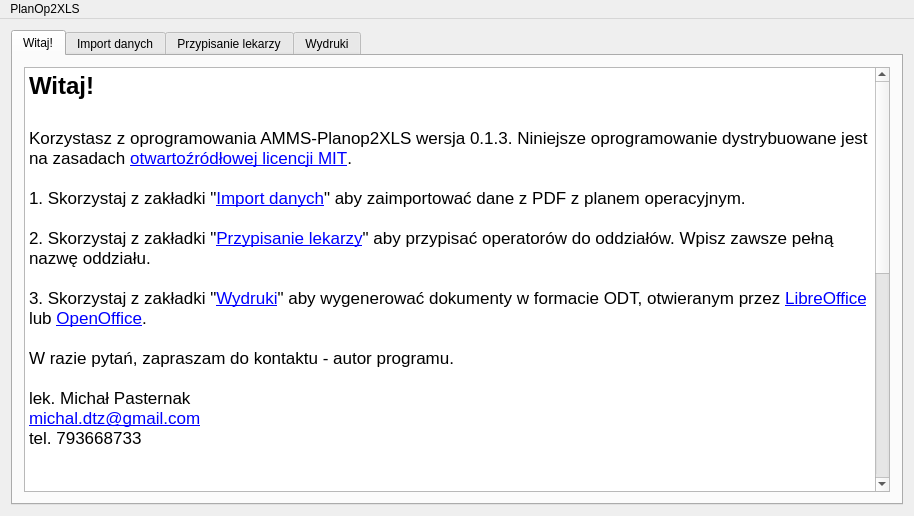
First picture: the form in amms_planop2xls/mainwindow.ui, repository mpasternak/amms-planop2xls, before the edit.
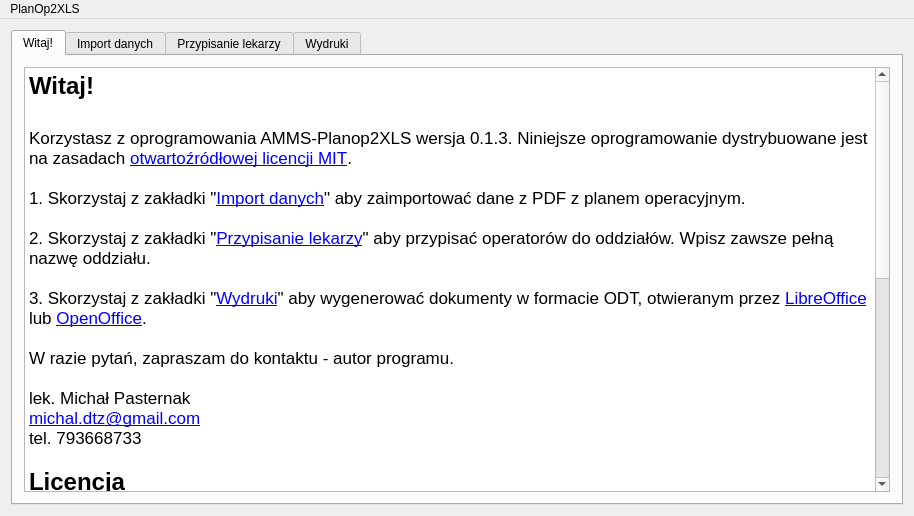
Second picture: the form after the edit. Icons and pictures are not drawn.

Commit message: Licencja & link e-mail

```diff
--- a/amms_planop2xls/mainwindow.ui
+++ b/amms_planop2xls/mainwindow.ui
@@ -48,7 +48,8 @@
 &lt;p style=&quot; margin-top:0px; margin-bottom:0px; margin-left:0px; margin-right:0px; -qt-block-indent:0; text-indent:0px;&quot;&gt;&lt;a href=&quot;mailto:michal.dtz@gmail.com?Subject=AMMS%20PlanOp2XLS%20wersja 0.1.1&quot;&gt;&lt;span style=&quot; text-decoration: underline; color:#0000ff;&quot;&gt;michal.dtz@gmail.com&lt;/span&gt;&lt;/a&gt;&lt;/p&gt;
 &lt;p style=&quot; margin-top:0px; margin-bottom:0px; margin-left:0px; margin-right:0px; -qt-block-indent:0; text-indent:0px;&quot;&gt;tel. 793668733&lt;/p&gt;
 &lt;p style=&quot;-qt-paragraph-type:empty; margin-top:0px; margin-bottom:0px; margin-left:0px; margin-right:0px; -qt-block-indent:0; text-indent:0px;&quot;&gt;&lt;br /&gt;&lt;/p&gt;
-&lt;p style=&quot; margin-top:0px; margin-bottom:0px; margin-left:0px; margin-right:0px; -qt-block-indent:0; text-indent:0px;&quot;&gt;&lt;span style=&quot; font-family:'Menlo'; color:#000000;&quot;&gt;&lt;br /&gt;&lt;/span&gt;&lt;span style=&quot; font-family:'Menlo'; font-size:18pt; font-weight:600; color:#000000;&quot;&gt;Licencja&lt;/span&gt;&lt;span style=&quot; font-family:'Menlo'; color:#000000;&quot;&gt;&lt;br /&gt;&lt;br /&gt;Copyright (c) 2017, Michał Pasternak&lt;br /&gt;&lt;br /&gt;Niniejszym gwarantuje się, bez opłat, że każda osoba która wejdzie w posiadanie kopii tego oprogramowania i związanych z nim plików dokumentacji (dalej „Oprogramowanie”) może wprowadzać do obrotu Oprogramowanie bez żadnych ograniczeń, w tym bez ograniczeń prawa do użytkowania, kopiowania, modyfikowania, łączenia, publikowania, dystrybuowania, sublicencjonowania i/lub sprzedaży kopii Oprogramowania a także zezwalania osobie, której Oprogramowanie zostało dostarczone czynienia tego samego, z zastrzeżeniem następujących warunków:&lt;br /&gt;&lt;br /&gt;Powyższa nota zastrzegająca prawa autorskie oraz niniejsza nota zezwalająca muszą zostać włączone do wszystkich kopii lub istotnych części Oprogramowania.&lt;br /&gt;&lt;br /&gt;&lt;/span&gt;&lt;span style=&quot; font-family:'Menlo'; font-weight:600; color:#000000;&quot;&gt;OPROGRAMOWANIE JEST DOSTARCZONE TAKIM, JAKIE JEST, BEZ JAKIEJKOLWIEK GWARANCJI, WYRAŹNEJ LUB DOROZUMIANEJ, NIE WYŁĄCZAJĄC GWARANCJI PRZYDATNOŚCI HANDLOWEJ LUB PRZYDATNOŚCI DO OKREŚLONYCH CELÓW A TAKśE BRAKU WAD PRAWNYCH. W śADNYM PRZYPADKU TWÓRCA LUB POSIADACZ PRAW AUTORSKICH NIE MOśE PONOSIĆ ODPOWIEDZIALNOŚCI Z TYTUŁU ROSZCZEŃ LUB WYRZĄDZONEJ SZKODY A TAKśE śADNEJ INNEJ ODPOWIEDZIALNOŚCI CZY TO WYNIKAJĄCEJ Z UMOWY, DELIKTU, CZY JAKIEJKOLWIEK INNEJ PODSTAWY POWSTAŁEJ W ZWIĄZKU Z OPROGRAMOWANIEM LUB UśYTKOWANIEM GO LUB WPROWADZANIEM GO DO OBROTU.&lt;/span&gt;&lt;/p&gt;&lt;/body&gt;&lt;/html&gt;</string>
+&lt;p style=&quot; margin-top:0px; margin-bottom:0px; margin-left:0px; margin-right:0px; -qt-block-indent:0; text-indent:0px;&quot;&gt;&lt;span style=&quot; font-size:18pt; font-weight:600;&quot;&gt;Licencja&lt;/span&gt;&lt;/p&gt;
+&lt;p style=&quot; margin-top:0px; margin-bottom:0px; margin-left:0px; margin-right:0px; -qt-block-indent:0; text-indent:0px;&quot;&gt;&lt;span style=&quot; font-family:'Menlo'; color:#000000;&quot;&gt;&lt;br /&gt;&lt;/span&gt;&lt;span style=&quot; font-family:'Menlo'; color:#000000; background-color:#ffffff;&quot;&gt;Copyright (c) 2017, Michał Pasternak&lt;/span&gt;&lt;span style=&quot; font-family:'Menlo'; color:#000000;&quot;&gt;&lt;br /&gt;&lt;br /&gt;Niniejszym gwarantuje się, bez opłat, że każda osoba która wejdzie w posiadanie kopii tego oprogramowania i związanych z nim plików dokumentacji (dalej „Oprogramowanie”) może wprowadzać do obrotu Oprogramowanie bez żadnych ograniczeń, w tym bez ograniczeń prawa do użytkowania, kopiowania, modyfikowania, łączenia, publikowania, dystrybuowania, sublicencjonowania i/lub sprzedaży kopii Oprogramowania a także zezwalania osobie, której Oprogramowanie zostało dostarczone czynienia tego samego, z zastrzeżeniem następujących warunków:&lt;br /&gt;&lt;br /&gt;Powyższa nota zastrzegająca prawa autorskie oraz niniejsza nota zezwalająca muszą zostać włączone do wszystkich kopii lub istotnych części Oprogramowania.&lt;br /&gt;&lt;br /&gt;&lt;/span&gt;&lt;span style=&quot; font-family:'Menlo'; font-weight:600; color:#000000;&quot;&gt;OPROGRAMOWANIE JEST DOSTARCZONE TAKIM, JAKIE JEST, BEZ JAKIEJKOLWIEK GWARANCJI, WYRAŹNEJ LUB DOROZUMIANEJ, NIE WYŁĄCZAJĄC GWARANCJI PRZYDATNOŚCI HANDLOWEJ LUB PRZYDATNOŚCI DO OKREŚLONYCH CELÓW A TAKŻE BRAKU WAD PRAWNYCH. W ŻADNYM PRZYPADKU TWÓRCA LUB POSIADACZ PRAW AUTORSKICH NIE MOŻE PONOSIĆ ODPOWIEDZIALNOŚCI Z TYTUŁU ROSZCZEŃ LUB WYRZĄDZONEJ SZKODY A TAKŻE ŻADNEJ INNEJ ODPOWIEDZIALNOŚCI CZY TO WYNIKAJĄCEJ Z UMOWY, DELIKTU, CZY JAKIEJKOLWIEK INNEJ PODSTAWY POWSTAŁEJ W ZWIĄZKU Z OPROGRAMOWANIEM LUB UŻYTKOWANIEM GO LUB WPROWADZANIEM GO DO OBROTU.&lt;/span&gt;&lt;/p&gt;&lt;/body&gt;&lt;/html&gt;</string>
           </property>
          </widget>
         </item>
```
